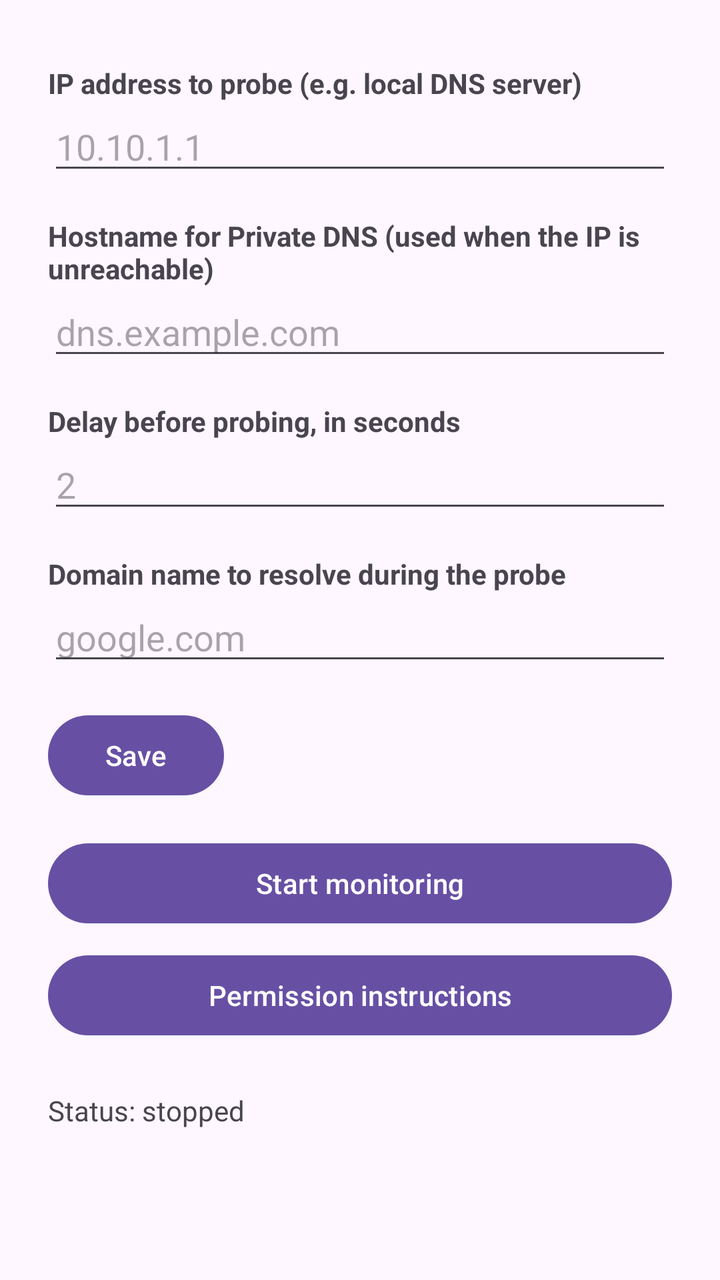
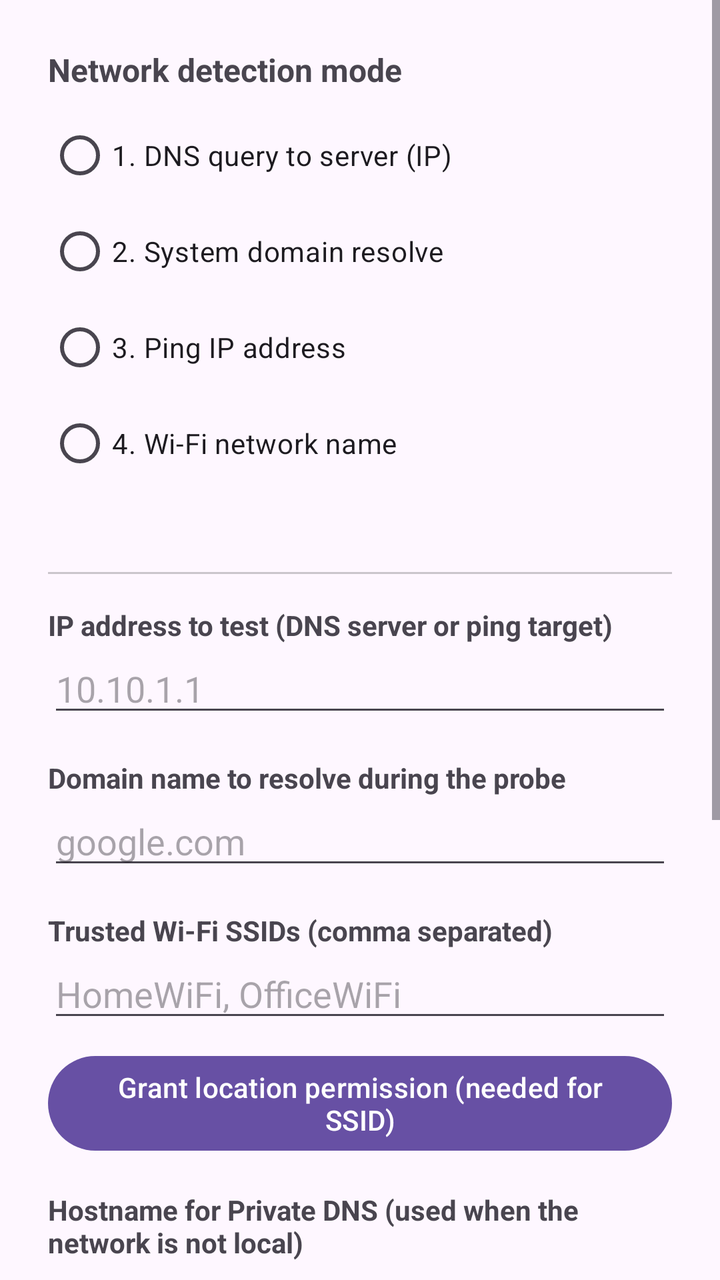

Before-and-after screenshots of an Android layout around one commit, followed by the original layout XML and the change that was made.
<!-- AndroidManifest.xml: application theme Theme.Material3.DayNight -->
<!-- res/layout/activity_main.xml -->
<?xml version="1.0" encoding="utf-8"?>
<ScrollView xmlns:android="http://schemas.android.com/apk/res/android"
    android:layout_width="match_parent"
    android:layout_height="match_parent">

    <LinearLayout
        android:layout_width="match_parent"
        android:layout_height="wrap_content"
        android:orientation="vertical"
        android:padding="24dp">

        <TextView
            android:layout_width="wrap_content"
            android:layout_height="wrap_content"
            android:text="IP address to probe (e.g. local DNS server)"
            android:textStyle="bold"
            android:layout_marginTop="8dp" />

        <EditText
            android:id="@+id/ipInput"
            android:layout_width="match_parent"
            android:layout_height="wrap_content"
            android:hint="10.10.1.1"
            android:inputType="text" />

        <TextView
            android:layout_width="wrap_content"
            android:layout_height="wrap_content"
            android:text="Hostname for Private DNS (used when the IP is unreachable)"
            android:textStyle="bold"
            android:layout_marginTop="16dp" />

        <EditText
            android:id="@+id/hostInput"
            android:layout_width="match_parent"
            android:layout_height="wrap_content"
            android:hint="dns.example.com"
            android:inputType="textUri" />

        <TextView
            android:layout_width="wrap_content"
            android:layout_height="wrap_content"
            android:text="Delay before probing, in seconds"
            android:textStyle="bold"
            android:layout_marginTop="16dp" />

        <EditText
            android:id="@+id/delayInput"
            android:layout_width="match_parent"
            android:layout_height="wrap_content"
            android:hint="2"
            android:inputType="number" />

        <TextView
            android:layout_width="wrap_content"
            android:layout_height="wrap_content"
            android:text="Domain name to resolve during the probe"
            android:textStyle="bold"
            android:layout_marginTop="16dp" />

        <EditText
            android:id="@+id/domainInput"
            android:layout_width="match_parent"
            android:layout_height="wrap_content"
            android:hint="google.com"
            android:inputType="textUri" />

        <Button
            android:id="@+id/saveButton"
            android:layout_width="wrap_content"
            android:layout_height="wrap_content"
            android:text="Save"
            android:layout_marginTop="16dp" />

        <Button
            android:id="@+id/toggleButton"
            android:layout_width="match_parent"
            android:layout_height="wrap_content"
            android:text="Start monitoring"
            android:layout_marginTop="16dp" />

        <Button
            android:id="@+id/permissionButton"
            android:layout_width="match_parent"
            android:layout_height="wrap_content"
            android:text="Permission instructions"
            android:layout_marginTop="8dp" />

        <TextView
            android:id="@+id/statusText"
            android:layout_width="match_parent"
            android:layout_height="wrap_content"
            android:layout_marginTop="24dp"
            android:text="Status: stopped" />

    </LinearLayout>
</ScrollView>
<!-- resources referenced by this layout -->
<resources>

</resources>

<!-- the commit's change to res/layout/activity_main.xml (unified diff, before → after) -->
@@ -12,21 +12,131 @@
         <TextView
             android:layout_width="wrap_content"
             android:layout_height="wrap_content"
-            android:text="IP address to probe (e.g. local DNS server)"
+            android:text="Network detection mode"
             android:textStyle="bold"
-            android:layout_marginTop="8dp" />
+            android:textSize="16sp" />
 
-        <EditText
-            android:id="@+id/ipInput"
+        <RadioGroup
+            android:id="@+id/modeRadioGroup"
             android:layout_width="match_parent"
             android:layout_height="wrap_content"
-            android:hint="10.10.1.1"
-            android:inputType="text" />
+            android:orientation="vertical"
+            android:layout_marginTop="8dp">
+
+            <RadioButton
+                android:id="@+id/radioDnsProbe"
+                android:layout_width="match_parent"
+                android:layout_height="wrap_content"
+                android:text="1. DNS query to server (IP)" />
+
+            <RadioButton
+                android:id="@+id/radioSystemResolve"
+                android:layout_width="match_parent"
+                android:layout_height="wrap_content"
+                android:text="2. System domain resolve" />
+
+            <RadioButton
+                android:id="@+id/radioPing"
+                android:layout_width="match_parent"
+                android:layout_height="wrap_content"
+                android:text="3. Ping IP address" />
+
+            <RadioButton
+                android:id="@+id/radioWifiSsid"
+                android:layout_width="match_parent"
+                android:layout_height="wrap_content"
+                android:text="4. Wi-Fi network name" />
+
+        </RadioGroup>
+
+        <TextView
+            android:id="@+id/modeExplanationText"
+            android:layout_width="match_parent"
+            android:layout_height="wrap_content"
+            android:layout_marginTop="8dp"
+            android:textSize="12sp"
+            android:textStyle="italic" />
+
+        <View
+            android:layout_width="match_parent"
+            android:layout_height="1dp"
+            android:background="#33000000"
+            android:layout_marginTop="16dp" />
+
+        <LinearLayout
+            android:id="@+id/sectionIp"
+            android:layout_width="match_parent"
+            android:layout_height="wrap_content"
+            android:orientation="vertical">
+
+            <TextView
+                android:layout_width="wrap_content"
+                android:layout_height="wrap_content"
+                android:text="IP address to test (DNS server or ping target)"
+                android:textStyle="bold"
+                android:layout_marginTop="16dp" />
+
+            <EditText
+                android:id="@+id/ipInput"
+                android:layout_width="match_parent"
+                android:layout_height="wrap_content"
+                android:hint="10.10.1.1"
+                android:inputType="text" />
+        </LinearLayout>
+
+        <LinearLayout
+            android:id="@+id/sectionDomain"
+            android:layout_width="match_parent"
+            android:layout_height="wrap_content"
+            android:orientation="vertical">
+
+            <TextView
+                android:layout_width="wrap_content"
+                android:layout_height="wrap_content"
+                android:text="Domain name to resolve during the probe"
+                android:textStyle="bold"
+                android:layout_marginTop="16dp" />
+
+            <EditText
+                android:id="@+id/domainInput"
+                android:layout_width="match_parent"
+                android:layout_height="wrap_content"
+                android:hint="google.com"
+                android:inputType="textUri" />
+        </LinearLayout>
+
+        <LinearLayout
+            android:id="@+id/sectionSsid"
+            android:layout_width="match_parent"
+            android:layout_height="wrap_content"
+            android:orientation="vertical">
+
+            <TextView
+                android:layout_width="wrap_content"
+                android:layout_height="wrap_content"
+                android:text="Trusted Wi-Fi SSIDs (comma separated)"
+                android:textStyle="bold"
+                android:layout_marginTop="16dp" />
+
+            <EditText
+                android:id="@+id/ssidInput"
+                android:layout_width="match_parent"
+                android:layout_height="wrap_content"
+                android:hint="HomeWiFi, OfficeWiFi"
+                android:inputType="text" />
+
+            <Button
+                android:id="@+id/locationPermissionButton"
+                android:layout_width="match_parent"
+                android:layout_height="wrap_content"
+                android:text="Grant location permission (needed for SSID)"
+                android:layout_marginTop="8dp" />
+        </LinearLayout>
 
         <TextView
             android:layout_width="wrap_content"
             android:layout_height="wrap_content"
-            android:text="Hostname for Private DNS (used when the IP is unreachable)"
+            android:text="Hostname for Private DNS (used when the network is not local)"
             android:textStyle="bold"
             android:layout_marginTop="16dp" />
 
@@ -50,20 +160,6 @@
             android:layout_height="wrap_content"
             android:hint="2"
             android:inputType="number" />
-
-        <TextView
-            android:layout_width="wrap_content"
-            android:layout_height="wrap_content"
-            android:text="Domain name to resolve during the probe"
-            android:textStyle="bold"
-            android:layout_marginTop="16dp" />
-
-        <EditText
-            android:id="@+id/domainInput"
-            android:layout_width="match_parent"
-            android:layout_height="wrap_content"
-            android:hint="google.com"
-            android:inputType="textUri" />
 
         <Button
             android:id="@+id/saveButton"
